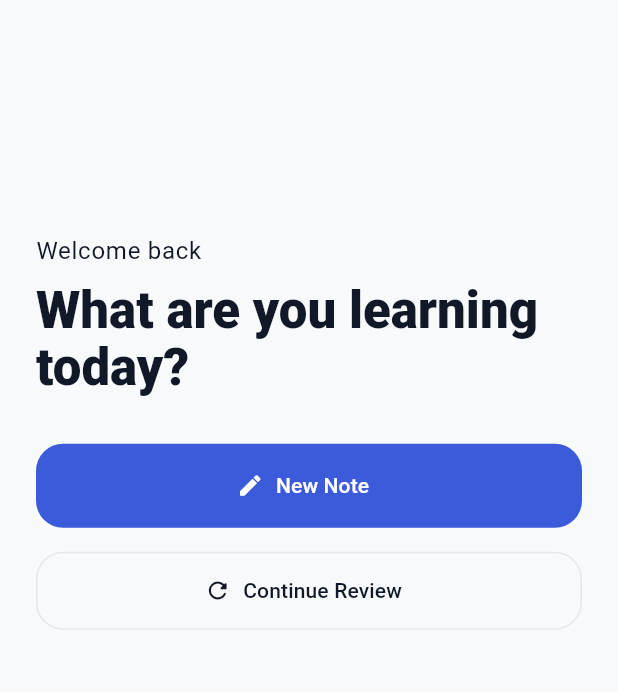
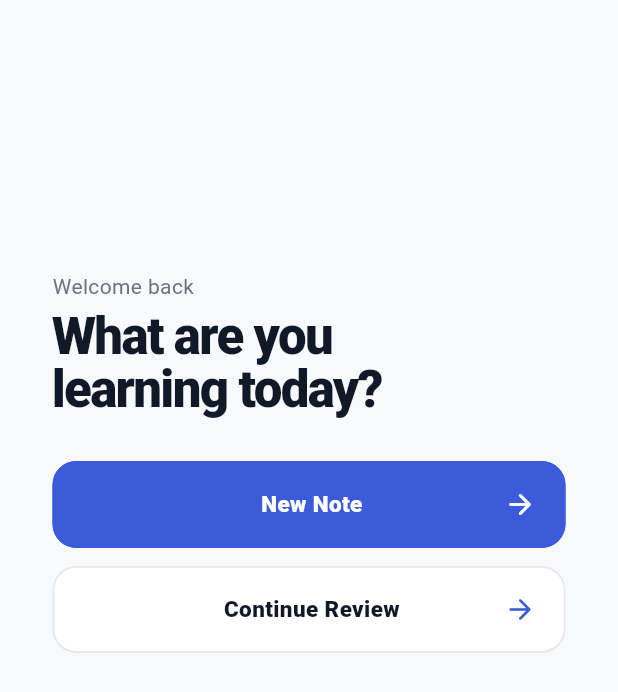
Before and after one commit to LifeTalkMinistry/NoteU, a Flutter app: the screen it shows after launch, on a phone screen of 412 x 824 dp. Shown: the top 692 px of the screen. Run offline on Flutter 3.47's test engine with Material 3 defaults, Android fonts, the phone set to English and light mode, and no system bars; our stand-ins replace flutter_riverpod, go_router, hive, hive_flutter; accounts and stored records are empty.

Commit message:
Match home screen clean mobile reference

```diff
--- a/lib/features/home/presentation/screens/home_screen.dart
+++ b/lib/features/home/presentation/screens/home_screen.dart
@@ -2,48 +2,119 @@ import 'package:flutter/material.dart';
 import 'package:go_router/go_router.dart';
 
 import '../../../../app/router/app_routes.dart';
+import '../../../../app/theme/app_colors.dart';
 import '../../../../app/theme/app_spacing.dart';
-import '../../../../shared/presentation/widgets/app_scaffold.dart';
-import '../../../../shared/presentation/widgets/primary_button.dart';
-import '../../../../shared/presentation/widgets/secondary_button.dart';
 
 class HomeScreen extends StatelessWidget {
   const HomeScreen({super.key});
 
   @override
   Widget build(BuildContext context) {
-    return AppScaffold(
-      currentRoute: AppRoutes.home,
-      showNavigation: false,
-      children: [
-        SizedBox(height: MediaQuery.sizeOf(context).height * 0.16),
-        ConstrainedBox(
-          constraints: const BoxConstraints(maxWidth: 420),
+    return Scaffold(
+      backgroundColor: AppColors.background,
+      body: SafeArea(
+        child: Center(
+          child: ConstrainedBox(
+            constraints: const BoxConstraints(maxWidth: 390),
+            child: Padding(
+              padding: const EdgeInsets.symmetric(horizontal: AppSpacing.lg),
               child: Column(
                 crossAxisAlignment: CrossAxisAlignment.start,
                 children: [
-              Text('Welcome back', style: Theme.of(context).textTheme.bodyLarge),
-              const SizedBox(height: AppSpacing.sm),
+                  SizedBox(height: MediaQuery.sizeOf(context).height * 0.22),
                   Text(
-                'What are you learning today?',
-                style: Theme.of(context).textTheme.headlineLarge,
+                    'Welcome back',
+                    style: Theme.of(context).textTheme.bodyMedium?.copyWith(
+                          fontSize: 14,
+                          color: AppColors.textSecondary,
                         ),
-              const SizedBox(height: AppSpacing.xl),
-              PrimaryButton(
+                  ),
+                  const SizedBox(height: 6),
+                  Text(
+                    'What are you\nlearning today?',
+                    style: Theme.of(context).textTheme.headlineLarge?.copyWith(
+                          fontSize: 34,
+                          fontWeight: FontWeight.w900,
+                          height: 1.04,
+                          letterSpacing: -1.1,
+                          color: AppColors.textPrimary,
+                        ),
+                  ),
+                  const SizedBox(height: 30),
+                  _HomeActionButton(
                     label: 'New Note',
-                icon: Icons.edit_rounded,
+                    filled: true,
                     onPressed: () => context.push(AppRoutes.newNote),
                   ),
-              const SizedBox(height: AppSpacing.md),
-              SecondaryButton(
+                  const SizedBox(height: 12),
+                  _HomeActionButton(
                     label: 'Continue Review',
-                icon: Icons.refresh_rounded,
+                    filled: false,
                     onPressed: () => context.push(AppRoutes.review),
                   ),
                 ],
               ),
             ),
-      ],
+          ),
+        ),
+      ),
     );
   }
 }
+
+class _HomeActionButton extends StatelessWidget {
+  const _HomeActionButton({
+    required this.label,
+    required this.filled,
+    required this.onPressed,
+  });
+
+  final String label;
+  final bool filled;
+  final VoidCallback onPressed;
+
+  @override
+  Widget build(BuildContext context) {
+    final backgroundColor = filled ? AppColors.primary : AppColors.surface;
+    final foregroundColor = filled ? Colors.white : AppColors.textPrimary;
+    final borderColor = filled ? AppColors.primary : AppColors.border;
+    final arrowColor = filled ? Colors.white : AppColors.primary;
+
+    return SizedBox(
+      width: double.infinity,
+      height: 58,
+      child: Material(
+        color: backgroundColor,
+        borderRadius: BorderRadius.circular(16),
+        child: InkWell(
+          onTap: onPressed,
+          borderRadius: BorderRadius.circular(16),
+          child: Container(
+            decoration: BoxDecoration(
+              borderRadius: BorderRadius.circular(16),
+              border: Border.all(color: borderColor, width: 1.2),
+            ),
+            padding: const EdgeInsets.symmetric(horizontal: 18),
+            child: Row(
+              children: [
+                const SizedBox(width: 26),
+                Expanded(
+                  child: Text(
+                    label,
+                    textAlign: TextAlign.center,
+                    style: TextStyle(
+                      fontSize: 15,
+                      fontWeight: FontWeight.w800,
+                      color: foregroundColor,
+                    ),
+                  ),
+                ),
+                Icon(Icons.arrow_forward_rounded, size: 22, color: arrowColor),
+              ],
+            ),
+          ),
+        ),
+      ),
+    );
+  }
+}
```
Lines whose indentation alone changed are shown as unchanged.
